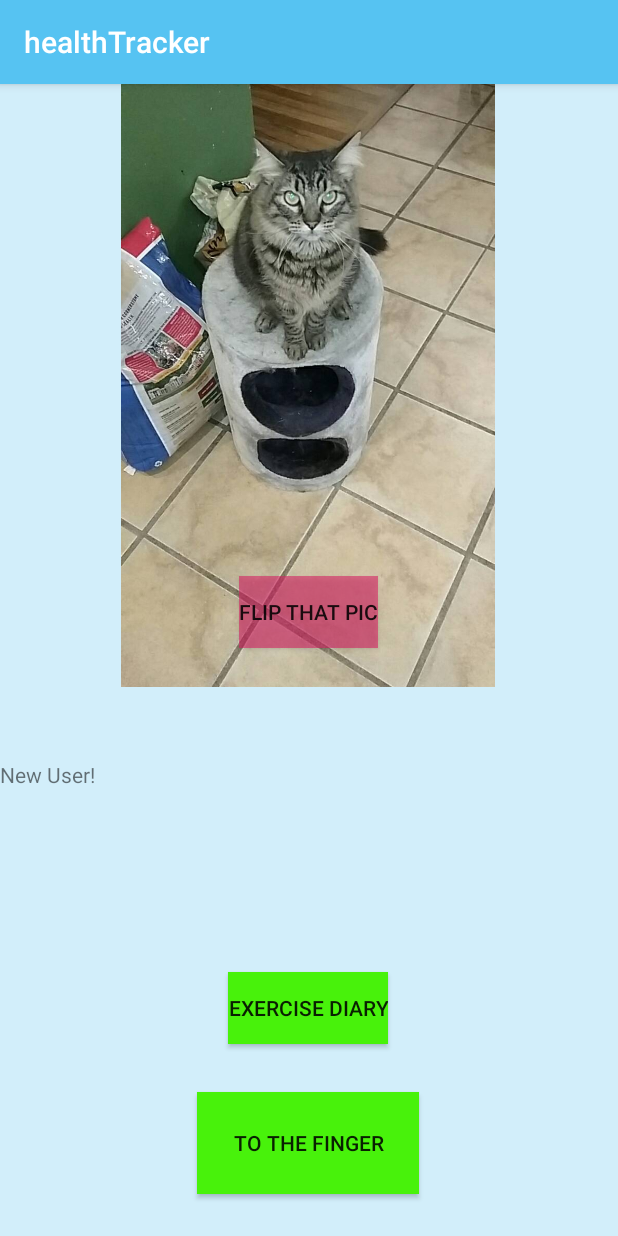
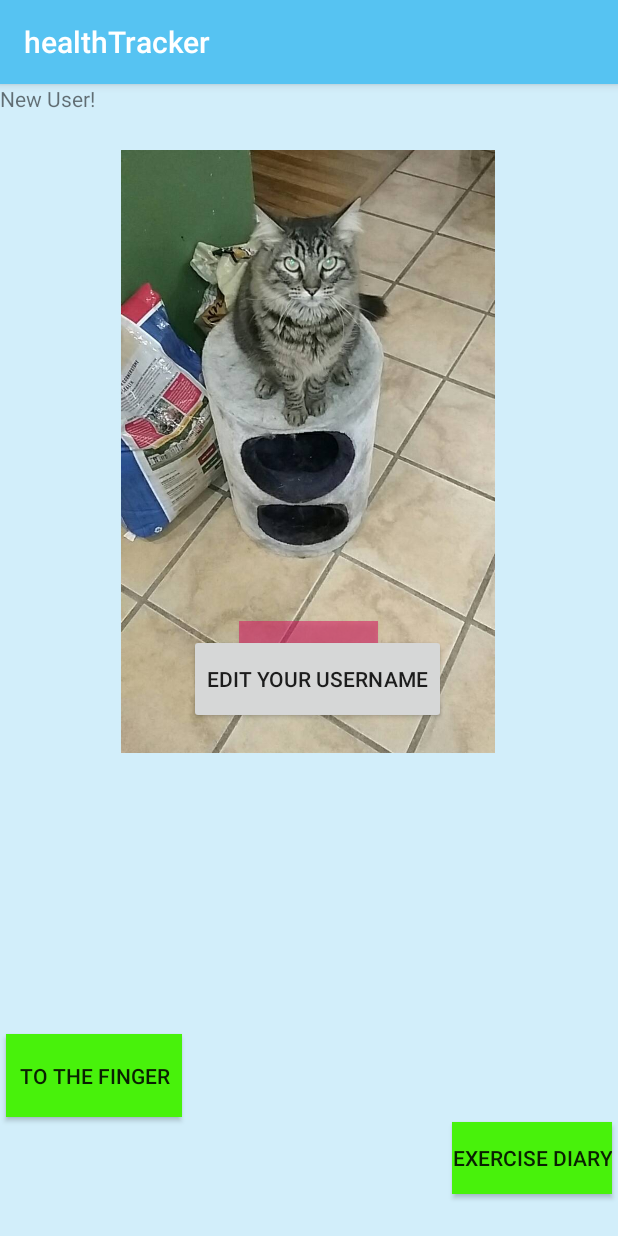
Before and after one commit to Tw1stedRain/healthtracker, an Android app: the screen it shows after launch (MainActivity), on a phone screen of 412 x 824 dp. Run offline under Robolectric (Android 15) with nearby library versions, the phone set to English and light mode, and no system bars.

Commit message:
did some fixes for yesterdays lab. have all strings in string.xml. started on getting locations working, still have to implement it

```diff
--- a/app/build.gradle
+++ b/app/build.gradle
@@ -32,8 +32,11 @@ dependencies {
     testImplementation 'junit:junit:4.12'
     androidTestImplementation 'androidx.test:runner:1.1.0-alpha4'
     androidTestImplementation 'androidx.test.espresso:espresso-core:3.1.0-alpha4'
+
     implementation 'androidx.recyclerview:recyclerview:1.0.0'
 
     implementation 'com.squareup.retrofit2:retrofit:2.5.0'
     implementation 'com.squareup.retrofit2:converter-gson:2.5.0'
+
+    implementation 'com.google.android.gms:play-services-location:16.0.0'
 }
--- a/app/src/main/java/com/example/healthtracker/Database/AppDatabase.java
+++ b/app/src/main/java/com/example/healthtracker/Database/AppDatabase.java
@@ -3,7 +3,7 @@ package com.example.healthtracker.Database;
 import androidx.room.Database;
 import androidx.room.RoomDatabase;
 
-@Database(entities = {Exercise.class}, version = 2)
+@Database(entities = {Exercise.class}, version = 3, exportSchema = false)
 public abstract class AppDatabase extends RoomDatabase {
     public abstract ExerciseDao exerciseDao();
 }
--- a/app/src/main/java/com/example/healthtracker/ExerciseLayoutAdapter.java
+++ b/app/src/main/java/com/example/healthtracker/ExerciseLayoutAdapter.java
@@ -3,7 +3,6 @@ package com.example.healthtracker;
 import android.view.LayoutInflater;
 import android.view.View;
 import android.view.ViewGroup;
-import android.widget.ListView;
 import android.widget.TextView;
 
 import com.example.healthtracker.Database.Exercise;
@@ -36,7 +35,7 @@ public class ExerciseLayoutAdapter extends RecyclerView.Adapter<ExerciseLayoutAd
             this.textTitle.setText(exercise.getTitle());
             this.textQuantity.setText(exercise.getQuantity());
             this.textDescription.setText(exercise.getDescription());
-            this.textTime.setText(exercise.getTimestamp());
+            this.textTime.setText(exercise.getTimeStamp());
         }
 
 
--- a/app/src/main/java/com/example/healthtracker/MainActivity.java
+++ b/app/src/main/java/com/example/healthtracker/MainActivity.java
@@ -90,5 +90,10 @@ public class MainActivity extends AppCompatActivity {
         startActivity(intent);
     }
 
+    public void username(View view) {
+        Intent intent = new Intent(this, UsernameActivity.class);
+        startActivity(intent);
+    }
+
 
 }
--- a/app/src/main/java/com/example/healthtracker/UsernameActivity.java
+++ b/app/src/main/java/com/example/healthtracker/UsernameActivity.java
@@ -21,7 +21,7 @@ public class UsernameActivity extends AppCompatActivity {
         setContentView(R.layout.activity_username);
 
         text = findViewById(R.id.text_name);
-        edit = findViewById(R.id.editText);
+        edit = findViewById(R.id.editUsername);
 
         SharedPreferences preferences = PreferencesHelper.getMyFilePreferences(this);
 
--- a/app/src/main/res/layout/activity_main.xml
+++ b/app/src/main/res/layout/activity_main.xml
@@ -13,6 +13,7 @@
         android:layout_width="288dp"
         android:layout_height="402dp"
         android:layout_marginStart="8dp"
+        android:layout_marginTop="44dp"
         android:layout_marginEnd="8dp"
         android:contentDescription="@string/sliderDescription"
         app:layout_constraintEnd_toEndOf="parent"
@@ -32,22 +33,19 @@
         app:layout_constraintEnd_toEndOf="@+id/slider"
         app:layout_constraintStart_toStartOf="@+id/slider"
         app:layout_constraintTop_toTopOf="@+id/slider"
-        app:layout_constraintVertical_bias="0.926" />
+        app:layout_constraintVertical_bias="0.887" />
 
     <Button
         android:id="@+id/newFinger"
-        android:layout_width="148dp"
-        android:layout_height="68dp"
-        android:layout_marginStart="8dp"
-        android:layout_marginEnd="8dp"
-        android:layout_marginBottom="28dp"
+        android:layout_width="117dp"
+        android:layout_height="55dp"
+        android:layout_marginTop="588dp"
         android:background="@color/btnColor"
         android:onClick="fingerExercise"
         android:text="@string/intent"
-        app:layout_constraintBottom_toBottomOf="parent"
-        app:layout_constraintEnd_toEndOf="parent"
-        app:layout_constraintHorizontal_bias="0.497"
-        app:layout_constraintStart_toStartOf="parent" />
+        app:layout_constraintEnd_toStartOf="@+id/toUsername"
+        app:layout_constraintStart_toStartOf="parent"
+        app:layout_constraintTop_toBottomOf="@+id/text_name" />
 
     <TextView
         android:id="@+id/tracker"
@@ -55,12 +53,10 @@
         android:layout_height="wrap_content"
         android:layout_marginStart="8dp"
         android:layout_marginEnd="8dp"
-        android:layout_marginBottom="88dp"
         android:textSize="18sp"
-        app:layout_constraintBottom_toTopOf="@+id/newFinger"
         app:layout_constraintEnd_toEndOf="parent"
-        app:layout_constraintHorizontal_bias="0.501"
-        app:layout_constraintStart_toStartOf="parent" />
+        app:layout_constraintStart_toStartOf="parent"
+        tools:layout_editor_absoluteY="556dp" />
 
     <TextView
         android:id="@+id/quotes"
@@ -69,9 +65,10 @@
         android:layout_marginStart="8dp"
         android:layout_marginTop="8dp"
         android:layout_marginEnd="8dp"
+        android:layout_marginBottom="8dp"
         android:textSize="24sp"
+        app:layout_constraintBottom_toTopOf="@+id/tracker"
         app:layout_constraintEnd_toEndOf="parent"
-        app:layout_constraintHorizontal_bias="0.501"
         app:layout_constraintStart_toStartOf="parent"
         app:layout_constraintTop_toBottomOf="@+id/slider" />
 
@@ -79,27 +76,37 @@
         android:id="@+id/diary"
         android:layout_width="wrap_content"
         android:layout_height="wrap_content"
-        android:layout_marginStart="8dp"
-        android:layout_marginEnd="8dp"
-        android:layout_marginBottom="32dp"
         android:background="@color/btnColor"
         android:onClick="diary"
         android:text="@string/diaryBtn"
-        app:layout_constraintBottom_toTopOf="@+id/newFinger"
+        app:layout_constraintBottom_toBottomOf="parent"
         app:layout_constraintEnd_toEndOf="parent"
-        app:layout_constraintHorizontal_bias="0.498"
-        app:layout_constraintStart_toStartOf="parent" />
+        app:layout_constraintStart_toEndOf="@+id/toUsername"
+        app:layout_constraintTop_toBottomOf="@+id/slider"
+        app:layout_constraintVertical_bias="0.898" />
 
     <TextView
         android:id="@+id/text_name"
         android:layout_width="wrap_content"
         android:layout_height="45dp"
+        android:layout_marginStart="8dp"
+        android:layout_marginEnd="8dp"
+        app:layout_constraintBottom_toTopOf="@+id/newFinger"
+        app:layout_constraintEnd_toStartOf="@+id/slider"
+        app:layout_constraintStart_toStartOf="parent"
+        app:layout_constraintTop_toTopOf="parent" />
+
+    <Button
+        android:id="@+id/toUsername"
+        android:layout_width="wrap_content"
+        android:layout_height="60dp"
         android:layout_marginTop="8dp"
         android:layout_marginBottom="8dp"
-        android:text="TextView"
-        app:layout_constraintBottom_toTopOf="@+id/tracker"
-        app:layout_constraintTop_toBottomOf="@+id/quotes"
-        app:layout_constraintVertical_bias="0.0"
-        tools:layout_editor_absoluteX="176dp" />
+        android:onClick="username"
+        android:text="@string/toUser"
+        app:layout_constraintBottom_toBottomOf="parent"
+        app:layout_constraintEnd_toStartOf="@+id/diary"
+        app:layout_constraintStart_toEndOf="@+id/newFinger"
+        app:layout_constraintTop_toBottomOf="@+id/tracker" />
 
 </androidx.constraintlayout.widget.ConstraintLayout>
--- a/app/src/main/res/values/strings.xml
+++ b/app/src/main/res/values/strings.xml
@@ -9,6 +9,7 @@
     <string name="intent">To the Finger</string>
     <string name="sliderDescription">Slider of cats</string>
     <string name="diaryBtn">Exercise Diary</string>
+    <string name="toUser">Edit Your Username</string>
 
     <!--finger activity-->
     <string name="finger">WORK OUT THAT FINGER!!!!</string>
@@ -20,4 +21,8 @@
     <string name="description">Description</string>
     <string name="time">Occurred On</string>
     <string name="newExercise">Record New Exercise</string>
+    <string name="spring">Spring!</string>
+
+    <!--username activity-->
+    <string name="usernameBtn">Add Your Username</string>
 </resources>
```
Also changed, not shown: app/src/main/AndroidManifest.xml (+6 -1 lines), app/src/main/java/com/example/healthtracker/Database/Exercise.java (+7 -7 lines), app/src/main/java/com/example/healthtracker/DiaryService.java (+6 -4 lines), app/src/main/java/com/example/healthtracker/ExerciseDiaryActivity.java (+120 -18 lines), app/src/main/res/layout/activity_exercise_diary_activiy.xml (+21 -5 lines), app/src/main/res/layout/activity_username.xml (+3 -5 lines).
